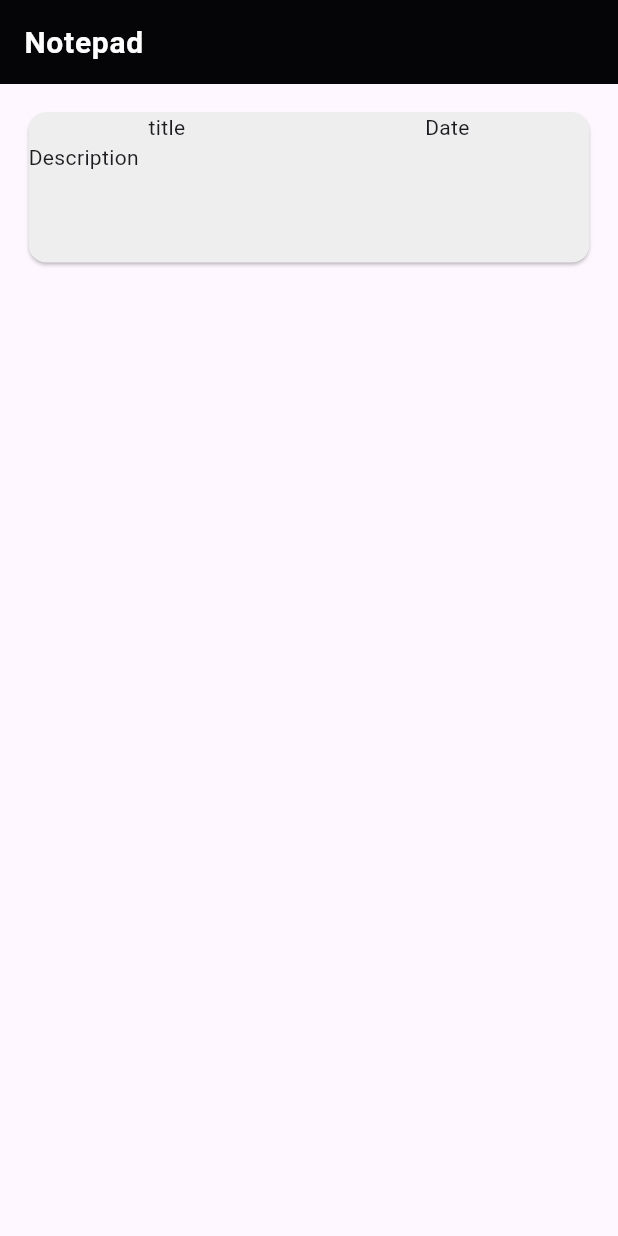
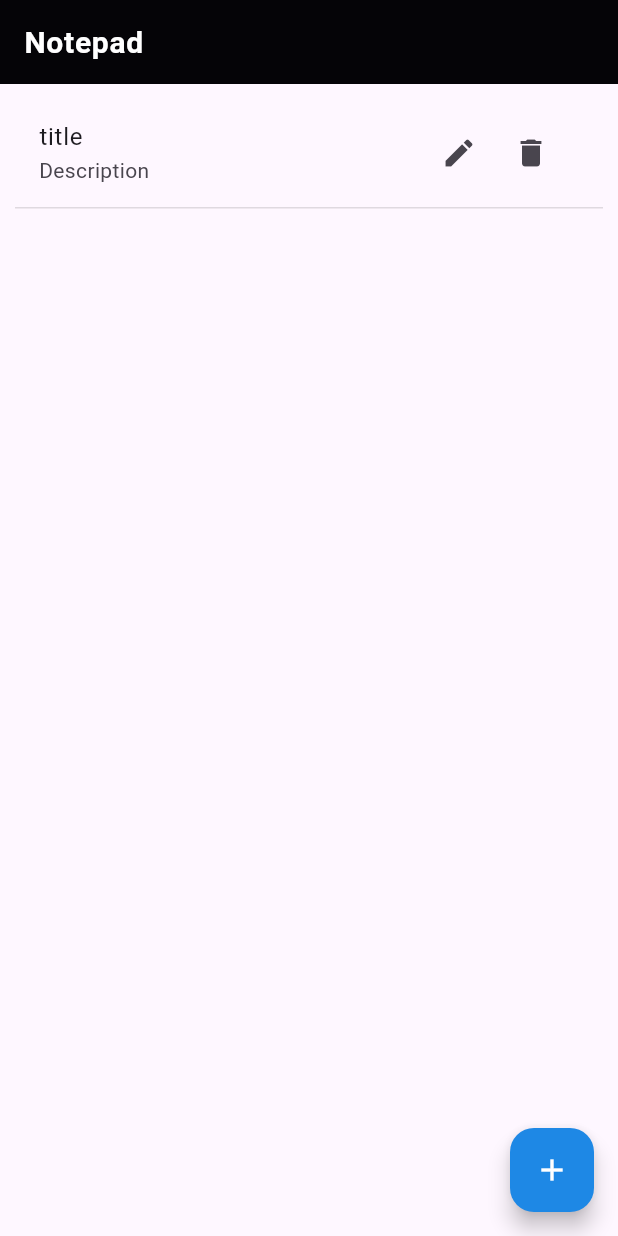
Before and after one commit to kalyCrys/Notepad, a Flutter app: the screen it shows after launch, on a phone screen of 412 x 824 dp. Run offline on Flutter 3.47's test engine with Material 2 defaults, Android fonts, the phone set to English and light mode, and no system bars.

Commit message:
add button and card

```diff
--- a/lib/screens/home_screen.dart
+++ b/lib/screens/home_screen.dart
@@ -24,24 +24,36 @@ class _HomeScreenState extends State<HomeScreen> {
         ),
         actions: [],
       ),
-      body: Column(children: [
-        Padding(
-          padding: const EdgeInsets.all(15),
-          child: Card(
-            color: Colors.grey[200],
-            child: Container(
-              height: 100,
-                child: Column(
-              //crossAxisAlignment: CrossAxisAlignment.start,
-              children: [
-                Row(mainAxisAlignment: MainAxisAlignment.spaceAround ,children: [Text("title"), Text("Date")],),
-                Row(children: [Text("Description")],),
-
-              ],
-            )),
-          ),
-        )
-      ]),
+      body: ListView(
+        children: [
+          Padding(
+            padding: const EdgeInsets.all(10.0),
+            child: ListTile(
+              title: Text("title"),
+              subtitle: Text("Description"),
+              shape: Border(
+                  bottom: BorderSide(
+                color: Colors.black12,
+              )),
+              trailing: Row(
+                mainAxisSize: MainAxisSize.min,
+                children: [
+                  IconButton(onPressed: () {}, icon: Icon(Icons.edit)),
+                  IconButton(onPressed: () {}, icon: Icon(Icons.delete))
+                ],
+              ),
+            ),
+          )
+        ],
+      ),
+      floatingActionButton: FloatingActionButton(
+        backgroundColor: Colors.blue[600],
+        onPressed: () {},
+        child: Icon(
+          Icons.add,
+          color: Colors.white,
+        ),
+      ),
     );
   }
 }
```
